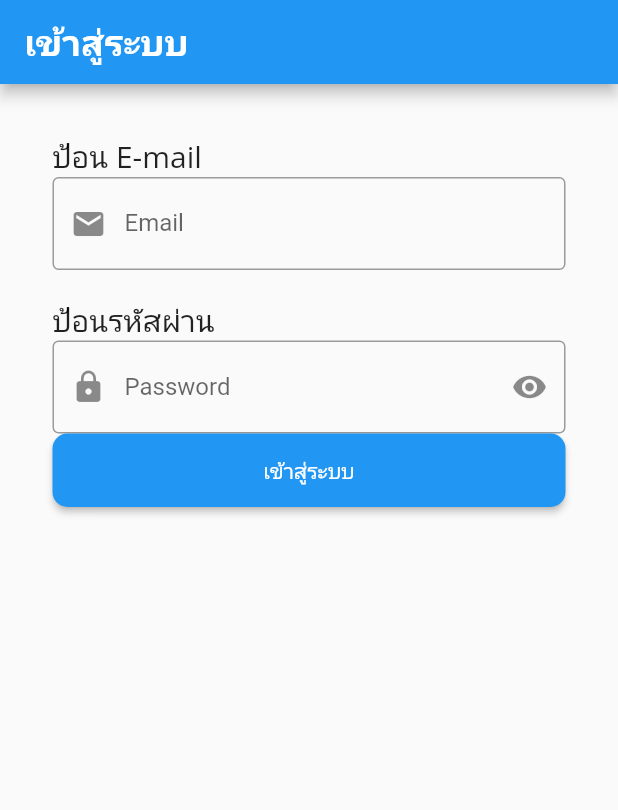
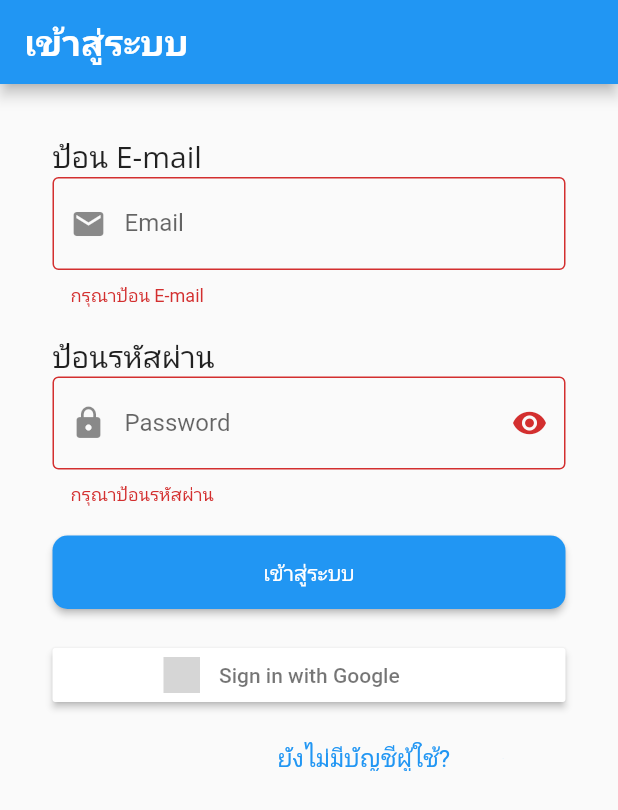
Before and after one commit to lighting0217/type21, a Flutter app: the screen it shows after launch, after a tap on "เข้าสู่ระบบ", on a phone screen of 412 x 824 dp. Shown: the top 810 px of the screen. Run offline on Flutter 3.47's test engine with Material 2 defaults, Android fonts, the phone set to English and light mode, and no system bars; our stand-ins replace cloud_firestore, firebase_auth, firebase_core, firebase_crashlytics, flutter_calendar_carousel, flutter_signin_button and 11 more; accounts and stored records are empty; grey boxes are pictures that could not be loaded.

Commit message:
Update: using login_screen.dart as first screen instead of using home_screen.dart.

```diff
--- a/lib/library/temp_chart_utils.dart
+++ b/lib/library/temp_chart_utils.dart
@@ -43,6 +43,5 @@
     updatedData.add(monthData.copyWith(gddSum: cumulativeSum));
   }
 
-  return List.from(existingData)
-    ..addAll(updatedData);
+  return List.from(existingData)..addAll(updatedData);
 }
--- a/lib/library/weather/models/weather/daily.dart
+++ b/lib/library/weather/models/weather/daily.dart
@@ -43,8 +43,7 @@
     this.uvi,
   });
 
-  factory Daily.fromJson(Map<String, dynamic> json) =>
-      Daily(
+  factory Daily.fromJson(Map<String, dynamic> json) => Daily(
         dt: json['dt'] as int?,
         sunrise: json['sunrise'] as int?,
         sunset: json['sunset'] as int?,
@@ -77,8 +76,7 @@
         uvi: json['uvi'] != null ? (json['uvi'] as num).toDouble() : null,
       );
 
-  Map<String, dynamic> toJson() =>
-      {
+  Map<String, dynamic> toJson() => {
         'dt': dt,
         'sunrise': sunrise,
         'sunset': sunset,
--- a/lib/library/weather/models/weather/hourly.dart
+++ b/lib/library/weather/models/weather/hourly.dart
@@ -33,8 +33,7 @@
     this.pop,
   });
 
-  factory Hourly.fromJson(Map<String, dynamic> json) =>
-      Hourly(
+  factory Hourly.fromJson(Map<String, dynamic> json) => Hourly(
         dt: json['dt'] as int?,
         temp: json['temp']?.toDouble(),
         feelsLike: json['feels_like']?.toDouble(),
@@ -53,8 +52,7 @@
         pop: json['pop'] as int?,
       );
 
-  Map<String, dynamic> toJson() =>
-      {
+  Map<String, dynamic> toJson() => {
         'dt': dt,
         'temp': temp,
         'feels_like': feelsLike,
--- a/lib/library/weather/models/weather/temp.dart
+++ b/lib/library/weather/models/weather/temp.dart
@@ -8,8 +8,7 @@
 
   Temp({this.day, this.min, this.max, this.night, this.eve, this.morn});
 
-  factory Temp.fromJson(Map<String, dynamic> json) =>
-      Temp(
+  factory Temp.fromJson(Map<String, dynamic> json) => Temp(
         day: json['day']?.toDouble(),
         min: json['min']?.toDouble(),
         max: json['max']?.toDouble(),
@@ -18,8 +17,7 @@
         morn: json['morn']?.toDouble(),
       );
 
-  Map<String, dynamic> toJson() =>
-      {
+  Map<String, dynamic> toJson() => {
         'day': day,
         'min': min,
         'max': max,
--- a/lib/main.dart
+++ b/lib/main.dart
@@ -5,10 +5,10 @@
 import 'package:flutter/material.dart';
 import 'package:permission_handler/permission_handler.dart';
 import 'package:shared_preferences/shared_preferences.dart';
+import 'package:type21/screens/reg_log_screen/register_screen.dart';
 
 import 'firebase_options.dart';
 import 'screens/main/select_screen.dart';
-import 'screens/reg_log_screen/home_screen.dart';
 import 'screens/reg_log_screen/login_screen.dart';
 
 void main() async {
@@ -42,7 +42,7 @@
         ? const SelectScreen(
             locationList: [],
           )
-        : const HomeScreen(),
+        : const LoginScreen(),
   ));
 }
 
@@ -64,7 +64,7 @@
             if (user == null) {
               return const LoginScreen();
             }
-            return const HomeScreen();
+            return const RegisterScreen();
           }
           return const Scaffold(
             body: Center(
@@ -113,7 +113,7 @@
       // ignore: use_build_context_synchronously
       Navigator.of(context).pushReplacement(
         MaterialPageRoute(
-          builder: (context) => const HomeScreen(),
+          builder: (context) => const LoginScreen(),
         ),
       );
     }
--- a/lib/screens/main/select_screen.dart
+++ b/lib/screens/main/select_screen.dart
@@ -12,7 +12,7 @@
 
 import '../../controller/myapi.dart';
 import '../../library/weather/models/weather_data.dart';
-import '../reg_log_screen/home_screen.dart';
+import '../reg_log_screen/login_screen.dart';
 import 'field_screen/field_list.dart';
 import 'map_screen.dart';
 
@@ -304,7 +304,7 @@
 
       Navigator.pushReplacement(
         context,
-        MaterialPageRoute(builder: (context) => const HomeScreen()),
+        MaterialPageRoute(builder: (context) => const LoginScreen()),
       );
     } catch (e) {
       if (kDebugMode) {
--- a/lib/screens/reg_log_screen/home_screen.dart
+++ /dev/null
@@ -1,73 +0,0 @@
-import 'package:flutter/material.dart';
-import 'package:google_fonts/google_fonts.dart';
-
-import 'login_screen.dart';
-import 'register_screen.dart';
-
-class HomeScreen extends StatelessWidget {
-  const HomeScreen({Key? key}) : super(key: key);
-
-  @override
-  Widget build(BuildContext context) {
-    return Scaffold(
-      appBar: AppBar(
-        title: Text(
-          "เข้าสุ่ระบบ/สร้างบัญชี",
-          style: GoogleFonts.openSans(
-            fontSize: 24,
-            fontWeight: FontWeight.bold,
-          ),
-        ),
-        backgroundColor: Colors.blue,
-      ),
-      body: Padding(
-        padding: const EdgeInsets.all(40),
-        child: SingleChildScrollView(
-          child: Center(
-            child: Column(
-              mainAxisAlignment: MainAxisAlignment.center,
-              children: [
-                _buildButton(
-                  context: context,
-                  icon: Icons.add,
-                  label: "สร้างบัญชี",
-                  onPressed: () => _navigateTo(context, const RegisterScreen()),
-                ),
-                const SizedBox(height: 20),
-                _buildButton(
-                  context: context,
-                  icon: Icons.login,
-                  label: "เข้าสู่ระบบ",
-                  onPressed: () => _navigateTo(context, const LoginScreen()),
-                ),
-              ],
-            ),
-          ),
-        ),
-      ),
-    );
-  }
-
-  Widget _buildButton({
-    required BuildContext context,
-    required IconData icon,
-    required String label,
-    required VoidCallback onPressed,
-  }) {
-    return SizedBox(
-      width: double.infinity,
-      child: ElevatedButton.icon(
-        icon: Icon(icon),
-        label: Text(label, style: const TextStyle(fontSize: 20)),
-        onPressed: onPressed,
-      ),
-    );
-  }
-
-  void _navigateTo(BuildContext context, Widget screen) {
-    Navigator.pushReplacement(
-      context,
-      MaterialPageRoute(builder: (context) => screen),
-    );
-  }
-}
--- a/lib/screens/reg_log_screen/login_screen.dart
+++ b/lib/screens/reg_log_screen/login_screen.dart
@@ -8,6 +8,7 @@
 import 'package:google_fonts/google_fonts.dart';
 import 'package:shared_preferences/shared_preferences.dart';
 import 'package:type21/auth_service.dart';
+import 'package:type21/screens/reg_log_screen/register_screen.dart';
 
 import '../main/select_screen.dart';
 
@@ -88,13 +89,15 @@
                         _buildEmailField(),
                         const SizedBox(height: 20),
                         _buildPasswordField(),
+                        const SizedBox(height: 20),
                         _buildLoginButton(),
+                        const SizedBox(height: 20),
+                        _buildDontHaveAccout(),
                       ],
                     ),
                   ),
                 ),
-            ),
-          );
+              ));
         }
         return const Scaffold(
           body: Center(
@@ -102,6 +105,36 @@
           ),
         );
       },
+    );
+  }
+
+  Widget _buildDontHaveAccout() {
+    return SizedBox(
+      height: 20,
+      child: Row(
+        mainAxisAlignment: MainAxisAlignment.end,
+        crossAxisAlignment: CrossAxisAlignment.center,
+        children: [
+          const Text(
+            "ยังไม่มีบัญชีผู้ใช้?",
+            style: TextStyle(
+              fontSize: 16,
+              color: Colors.blue,
+            ),
+          ),
+          TextButton(
+            onPressed: () {
+              Navigator.pushReplacement(
+                context,
+                MaterialPageRoute(
+                  builder: (context) => const RegisterScreen(),
+                ),
+              );
+            },
+            child: const Text("เข้าสู่ระบบ"),
+          ),
+        ],
+      ),
     );
   }
 
@@ -187,7 +220,7 @@
           ),
         ),
         const SizedBox(height: 20),
-        //_buildGoogleSigninButton(),
+        _buildGoogleSigninButton(),
       ],
     );
   }
```
Also changed, not shown: lib/library/weather/models/hourly_weather_data.dart (+9 -15 lines), lib/library/weather/models/weather/weather.dart (+3 -5 lines), lib/screens/main/field_screen/field_info.dart (+3 -6 lines), lib/screens/reg_log_screen/register_screen.dart (+32 -3 lines), lib/library/weather/widget/hourly_winget.dart (indentation only), 1 other file. Lines whose indentation alone changed are shown as unchanged.
